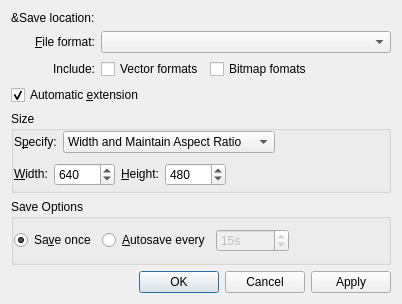
This is src/libkstapp/exportgraphicsdialog.ui in Kst-plot/kst as Qt 5 draws it before an edit. The edited form follows.
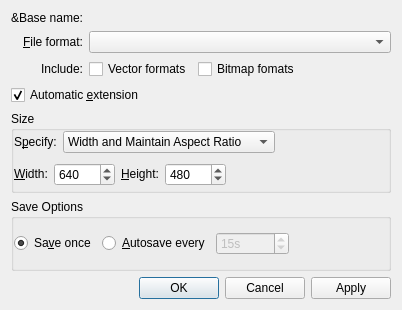
This is the edited form. Custom widgets are drawn as their Qt base class.

Commit message: Improve naming of exported graphics by using the view's name (ampersands are escaped) as suffix. Also change the "Save location" label which is confusing, because it looks like one file when you may get many. Ideally, we'd change the label according to the number of tabs: 1 tab -> File name >1 tab -> Base name I tried it but it's not so easy and probably not worth the pain.

The edit to the form file:
```diff
--- a/src/libkstapp/exportgraphicsdialog.ui
+++ b/src/libkstapp/exportgraphicsdialog.ui
@@ -7,7 +7,7 @@
     <x>0</x>
     <y>0</y>
     <width>402</width>
-    <height>304</height>
+    <height>310</height>
    </rect>
   </property>
   <property name="windowTitle">
@@ -29,7 +29,7 @@
       </sizepolicy>
      </property>
      <property name="text">
-      <string>&amp;Save location:</string>
+      <string>&amp;Base name:</string>
      </property>
      <property name="wordWrap">
       <bool>false</bool>
```
The commit also changes 2 other files.
